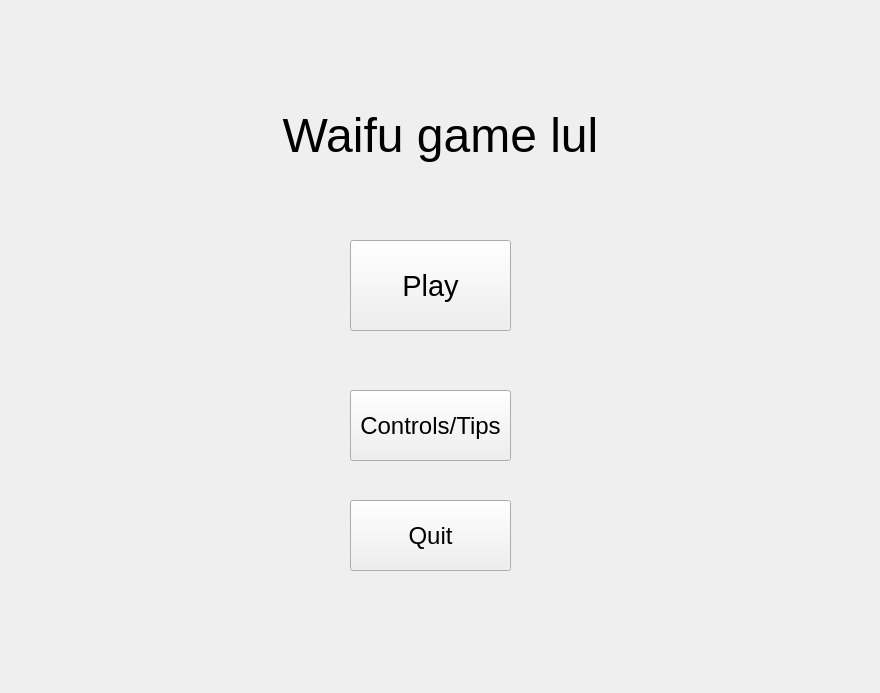
Qt form GalaxyGame/Student/mainmenu.ui (cronos23/spacewaifus) before a commit.
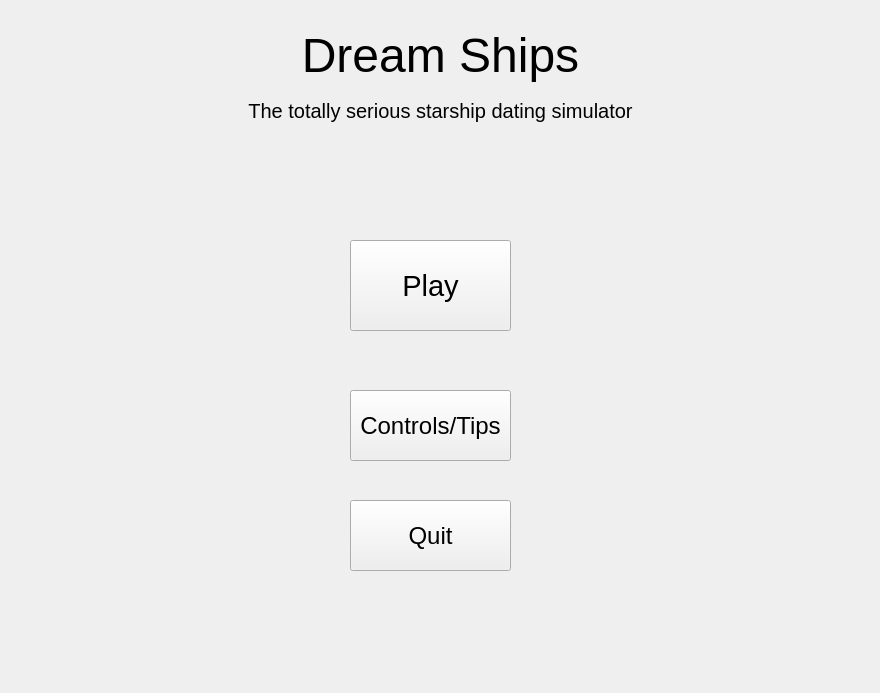
The same form after that commit.

```diff
--- a/GalaxyGame/Student/mainmenu.ui
+++ b/GalaxyGame/Student/mainmenu.ui
@@ -19,7 +19,7 @@
      <x>10</x>
      <y>20</y>
      <width>861</width>
-     <height>231</height>
+     <height>71</height>
     </rect>
    </property>
    <property name="font">
@@ -28,7 +28,7 @@
     </font>
    </property>
    <property name="text">
-    <string>Waifu game lul</string>
+    <string>Dream Ships</string>
    </property>
    <property name="alignment">
     <set>Qt::AlignCenter</set>
@@ -88,6 +88,27 @@
     <string>Quit</string>
    </property>
   </widget>
+  <widget class="QLabel" name="label_2">
+   <property name="geometry">
+    <rect>
+     <x>40</x>
+     <y>80</y>
+     <width>801</width>
+     <height>61</height>
+    </rect>
+   </property>
+   <property name="font">
+    <font>
+     <pointsize>15</pointsize>
+    </font>
+   </property>
+   <property name="text">
+    <string>The totally serious starship dating simulator</string>
+   </property>
+   <property name="alignment">
+    <set>Qt::AlignCenter</set>
+   </property>
+  </widget>
  </widget>
  <resources/>
  <connections>
```
Left out of the diff: 2 changed lines with no effect on the pictures.
